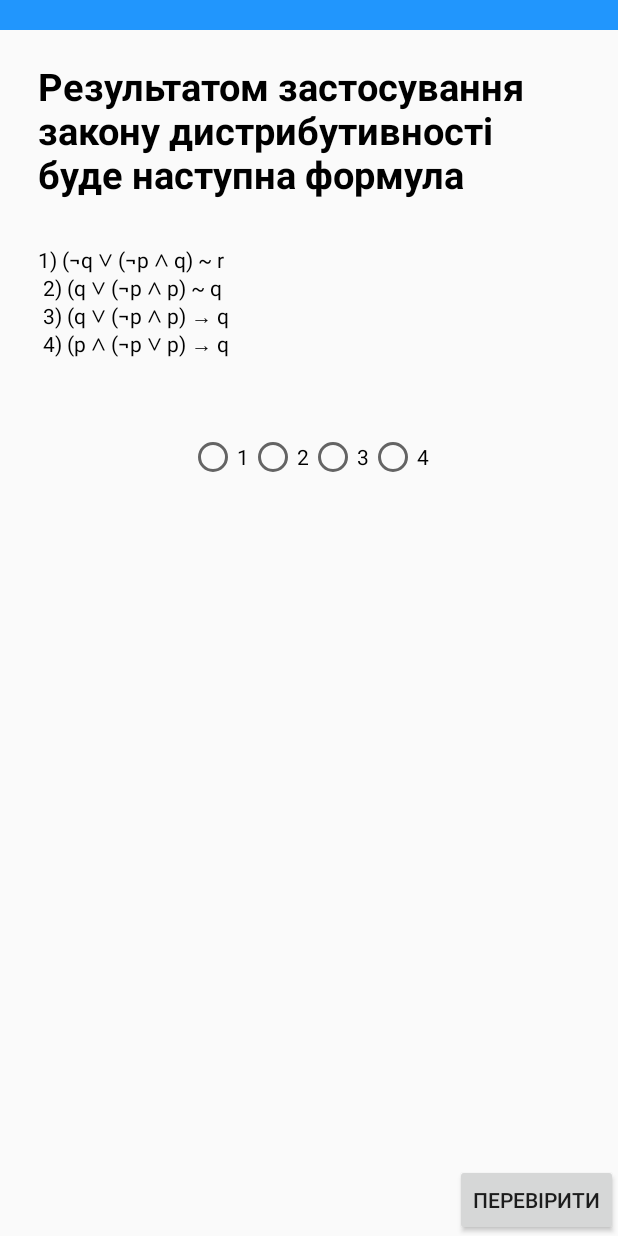
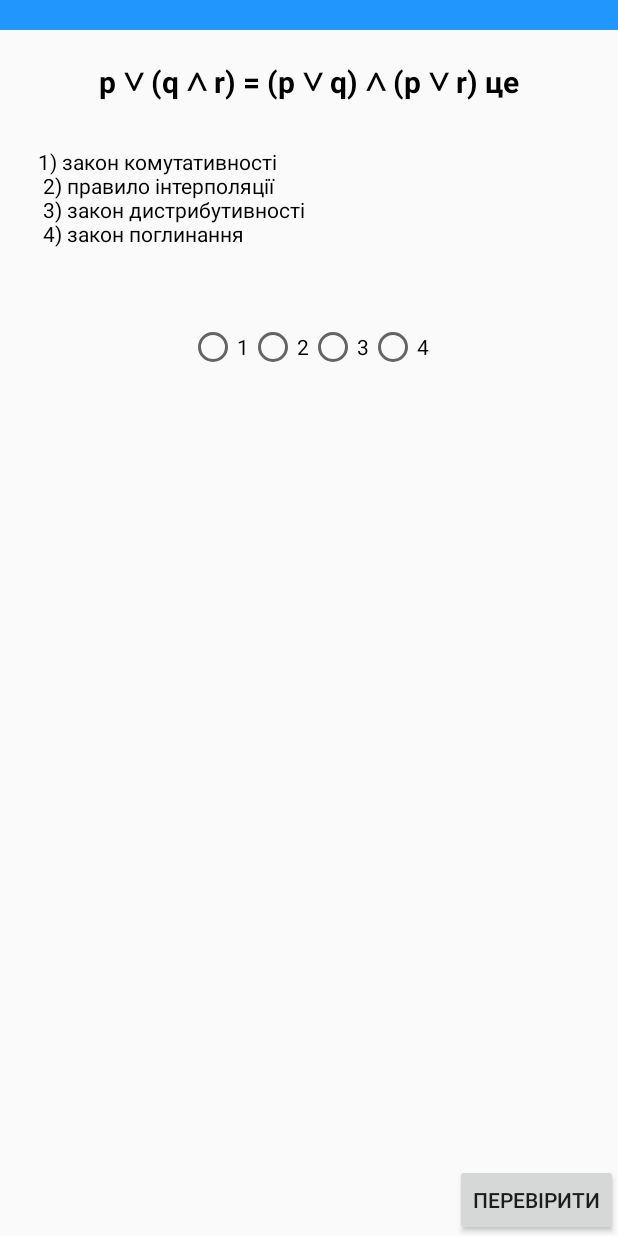
Before and after one commit to SYVYUA/Logic_of_utterances, an Android app: the SixthLesson screen opened directly, with no data from a screen before it, after a tap on "ПЕРЕВІРИТИ", on a phone screen of 412 x 824 dp. Run offline under Robolectric (Android 15) with nearby library versions, the phone set to English and light mode, and no system bars.

Commit message:
fixed task6. all language

```diff
--- a/app/src/main/java/com/e/diplomamaster/learning/lessons/SixthLesson.java
+++ b/app/src/main/java/com/e/diplomamaster/learning/lessons/SixthLesson.java
@@ -29,7 +29,7 @@
         check.setOnClickListener(new View.OnClickListener() {
             @Override
             public void onClick(View v) {
-                if(ch2.isChecked()){
+                if(ch3.isChecked()){
                     intent = new Intent(SixthLesson.this, SeventhLesson.class);
                     startActivity(intent);
                 }
--- a/app/src/main/res/layout/activity_sixth_lesson.xml
+++ b/app/src/main/res/layout/activity_sixth_lesson.xml
@@ -43,7 +43,7 @@
             android:textStyle="bold"
             android:textColor="#000000"
             android:layout_centerHorizontal="true"
-            android:textSize="25sp"/>
+            android:textSize="20sp"/>
 
         <Space
             android:id="@+id/space"
--- a/app/src/main/res/values/strings.xml
+++ b/app/src/main/res/values/strings.xml
@@ -25,8 +25,8 @@
     <string name="task4var">1) Правило еквівалентності "\n" 2) Правило імплікації "\n" 3) Правило комутативності "\n" 4) Немає вірної відповіді</string>
     <string name="task5">p ~ q = (p → q) ∧ (q → p) це</string>
     <string name="task5var">1) Правило імплікації "\n" 2) Правило комутативності "\n" 3) Правило еквівалентності "\n" 4) Закон суперечності</string>
-    <string name="task6">Результатом застосування закону дистрибутивності буде наступна формула</string>
-    <string name="task6var">1) (¬q ∨ (¬p ∧ q) ~ r "\n" 2) (q ∨ (¬p ∧ p) ~ q "\n" 3) (q ∨ (¬p ∧ p) → q "\n" 4) (p ∧ (¬p ∨ p) → q</string>
+    <string name="task6">p ∨ (q ∧ r) = (p ∨ q) ∧ (p ∨ r) це</string>
+    <string name="task6var">1) закон комутативності "\n" 2) правило інтерполяції "\n" 3) закон дистрибутивності "\n" 4) закон поглинання</string>
     <string name="task7">«Якщо вологість велика та температура висока, то ми не почуваємо себе добре» представлено складним висловлюванням. Де воно?</string>
     <string name="task7var">1) ((p ∧ q) → (¬r)) "\n" 2) p → q ∧ ¬q "\n" 3) p ∧ q → ¬r "\n" 4) (p ∧ r → ¬q</string>
     <string name="task8">Атом у логіці висловлювань це —</string>
@@ -77,7 +77,7 @@
     <string name="promt_3">Помилка! В цьому законі не може бути ∨, а також повинно бути логічне заперечення.</string>
     <string name="promt_4">Помилка! Це, правило імплікації!</string>
     <string name="promt_5">Помилка! Дивись знак ~.</string>
-    <string name="promt_6">Помилка! Правильна відповідь  2.</string>
+    <string name="promt_6">Помилка! Правильна відповідь  3.</string>
     <string name="promt_7">Помилка! Перша частина висловлювання має бути в дужках!</string>
     <string name="promt_8">Помилка! Це не елемент і не частина.</string>
     <string name="promt_9">Помилка! → змінюється на ∨.</string>
--- a/build.gradle
+++ b/build.gradle
@@ -7,7 +7,7 @@
 
     }
     dependencies {
-        classpath 'com.android.tools.build:gradle:3.4.1'
+        classpath 'com.android.tools.build:gradle:3.5.0'
 
         // NOTE: Do not place your application dependencies here; they belong
         // in the individual module build.gradle files
```
Also changed, not shown: gradle/wrapper/gradle-wrapper.properties, 1 other file.
